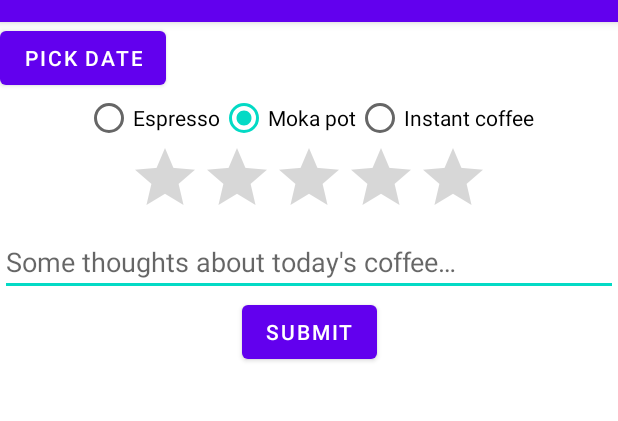
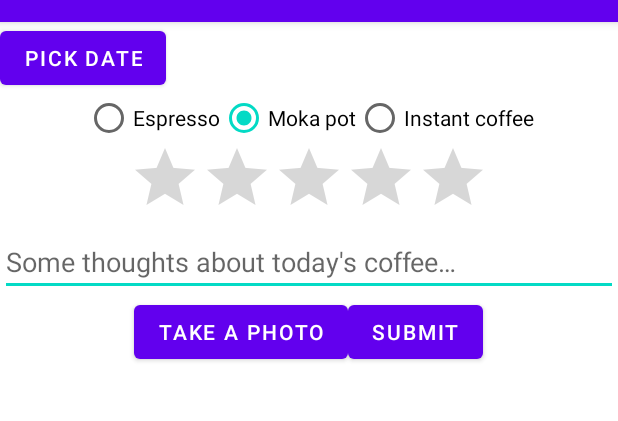
Before and after one commit to limepixl/CoffeeJournal_196068, an Android app: the AddJournalEntryFragment screen opened directly, with no data from a screen before it, on a phone screen of 412 x 824 dp, the part 62-483 px from its top. Run offline under Robolectric (Android 15) with nearby library versions, the phone set to English and light mode, and no system bars; our stand-ins replace Room's generated code.

Commit message:
Added photo picking intent and Photo bytearray in model

```diff
--- a/app/src/main/java/mk/ukim/finki/coffeejournal/fragments/AddJournalEntryFragment.kt
+++ b/app/src/main/java/mk/ukim/finki/coffeejournal/fragments/AddJournalEntryFragment.kt
@@ -1,6 +1,12 @@
 package mk.ukim.finki.coffeejournal.fragments
 
+import android.app.Activity
+import android.content.ActivityNotFoundException
+import android.content.Intent
+import android.graphics.Bitmap
+import android.graphics.BitmapFactory
 import android.os.Bundle
+import android.provider.MediaStore
 import androidx.fragment.app.Fragment
 import android.view.LayoutInflater
 import android.view.View
@@ -10,9 +16,11 @@ import android.view.ViewGroup
 import android.widget.Button
 import android.widget.DatePicker
 import android.widget.EditText
+import android.widget.ImageView
 import android.widget.RadioButton
 import android.widget.RadioGroup
 import android.widget.RatingBar
+import androidx.activity.result.contract.ActivityResultContracts
 import androidx.core.view.children
 import androidx.core.widget.doAfterTextChanged
 import kotlinx.coroutines.DelicateCoroutinesApi
@@ -23,6 +31,7 @@ import mk.ukim.finki.coffeejournal.enums.BrewMethod
 import mk.ukim.finki.coffeejournal.repository.JournalEntryRepository
 import mk.ukim.finki.coffeejournal.viewmodels.JournalViewModel
 import mk.ukim.finki.coffeejournal.viewmodels.JournalViewModelFactory
+import java.io.ByteArrayOutputStream
 import java.util.*
 import kotlin.math.floor
 
@@ -34,6 +43,8 @@ class AddJournalEntryFragment : Fragment() {
     private lateinit var ratingBar: RatingBar
     private lateinit var etNotes: EditText
     private lateinit var btnSubmit: Button
+    private lateinit var btnPhoto: Button
+    private lateinit var ivPhoto: ImageView
 
     private lateinit var journalEntryRepository: JournalEntryRepository
 
@@ -100,6 +111,13 @@ class AddJournalEntryFragment : Fragment() {
             journalViewModel.setNotes(it.toString())
         }
 
+        ivPhoto = view.findViewById(R.id.iv_journal_photo)
+
+        btnPhoto = view.findViewById(R.id.btn_camera)
+        btnPhoto.setOnClickListener {
+            dispatchTakePictureIntent()
+        }
+
         btnSubmit = view.findViewById(R.id.btn_submit)
         btnSubmit.setOnClickListener {
             GlobalScope.launch {
@@ -111,6 +129,33 @@ class AddJournalEntryFragment : Fragment() {
         return view
     }
 
+    private val cameraActivityLauncher = registerForActivityResult(
+        ActivityResultContracts.StartActivityForResult()
+    ) { result ->
+        if(result.resultCode == Activity.RESULT_OK) {
+            val data: Intent? = result.data
+            val extras: Bundle? = data?.extras
+            if(extras != null) {
+                val stream = ByteArrayOutputStream()
+                val bitmap: Bitmap? = extras.getParcelable("data")
+                bitmap?.compress(Bitmap.CompressFormat.JPEG, 95, stream)
+                val photoBytes = stream.toByteArray()
+                journalViewModel.setPhoto(photoBytes)
+
+                ivPhoto.setImageBitmap(bitmap)
+            }
+        }
+    }
+
+    private fun dispatchTakePictureIntent() {
+        val takePictureIntent = Intent(MediaStore.ACTION_IMAGE_CAPTURE)
+        try {
+            cameraActivityLauncher.launch(takePictureIntent)
+        } catch (e: ActivityNotFoundException) {
+            // ERROR
+        }
+    }
+
     override fun onDestroyView() {
         super.onDestroyView()
         radioGroup.removeAllViews()
--- a/app/src/main/res/layout/fragment_add_journal_entry.xml
+++ b/app/src/main/res/layout/fragment_add_journal_entry.xml
@@ -57,13 +57,46 @@
         android:autofillHints="notes"
         android:inputType="text" />
 
-    <Button
-        android:id="@+id/btn_submit"
+    <ImageView
+        android:id="@+id/iv_journal_photo"
         android:layout_width="wrap_content"
         android:layout_height="wrap_content"
+        android:maxWidth="300dp"
+        android:maxHeight="200dp"
+        app:layout_constraintEnd_toEndOf="parent"
+        app:layout_constraintRight_toRightOf="parent"
+        app:layout_constraintStart_toStartOf="parent"
         app:layout_constraintTop_toBottomOf="@id/et_notes"
+        android:contentDescription="@string/photo_of_your_coffee" />
+
+    <LinearLayout
+        android:layout_width="match_parent"
+        android:layout_height="wrap_content"
+        android:orientation="horizontal"
+        android:gravity="center"
         app:layout_constraintLeft_toLeftOf="parent"
-        android:text="@string/submit_button_label"
-        app:layout_constraintRight_toRightOf="parent"/>
+        app:layout_constraintTop_toBottomOf="@id/iv_journal_photo">
+
+        <Button
+            android:id="@+id/btn_camera"
+            android:layout_width="wrap_content"
+            android:layout_height="wrap_content"
+            android:text="@string/camera_button_label"
+            app:layout_constraintLeft_toLeftOf="parent"
+            app:layout_constraintRight_toRightOf="parent"
+            app:layout_constraintTop_toTopOf="parent" />
+
+        <Button
+            android:id="@+id/btn_submit"
+            android:layout_width="wrap_content"
+            android:layout_height="wrap_content"
+            android:text="@string/submit_button_label"
+            app:layout_constraintLeft_toLeftOf="parent"
+            app:layout_constraintRight_toRightOf="parent"
+            app:layout_constraintTop_toTopOf="parent" />
+
+    </LinearLayout>
+
+
 
 </androidx.constraintlayout.widget.ConstraintLayout>
--- a/app/src/main/res/values/strings.xml
+++ b/app/src/main/res/values/strings.xml
@@ -3,4 +3,6 @@
     <string name="btn_pick_date">Pick Date</string>
     <string name="et_notes_hint">Some thoughts about today\'s coffee…</string>
     <string name="submit_button_label">Submit</string>
+    <string name="camera_button_label">Take a photo</string>
+    <string name="photo_of_your_coffee">Photo of your coffee!</string>
 </resources>
--- a/build.gradle
+++ b/build.gradle
@@ -1,6 +1,6 @@
 // Top-level build file where you can add configuration options common to all sub-projects/modules.
 plugins {
-    id 'com.android.application' version '7.4.1' apply false
-    id 'com.android.library' version '7.4.1' apply false
+    id 'com.android.application' version '7.4.2' apply false
+    id 'com.android.library' version '7.4.2' apply false
     id 'org.jetbrains.kotlin.android' version '1.8.20-Beta' apply false
 }
```
Also changed, not shown: app/src/main/java/mk/ukim/finki/coffeejournal/room/model/JournalEntry.kt (+34 -2 lines), app/src/main/java/mk/ukim/finki/coffeejournal/viewmodels/JournalViewModel.kt (+8 -0 lines), 1 other file.
